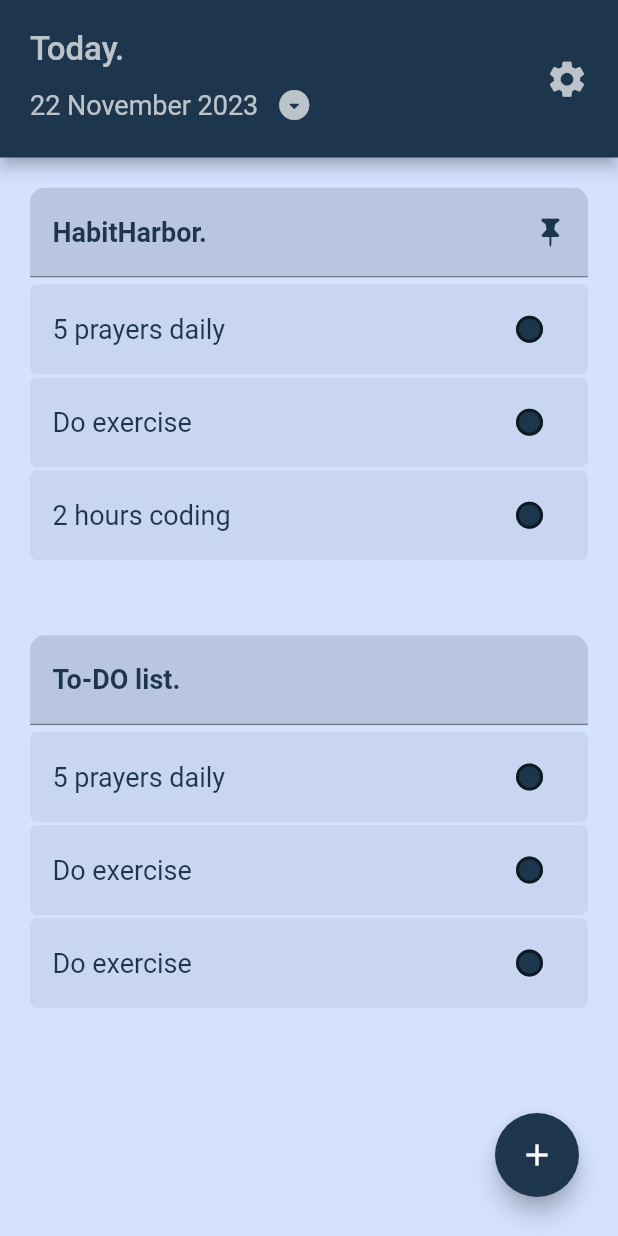
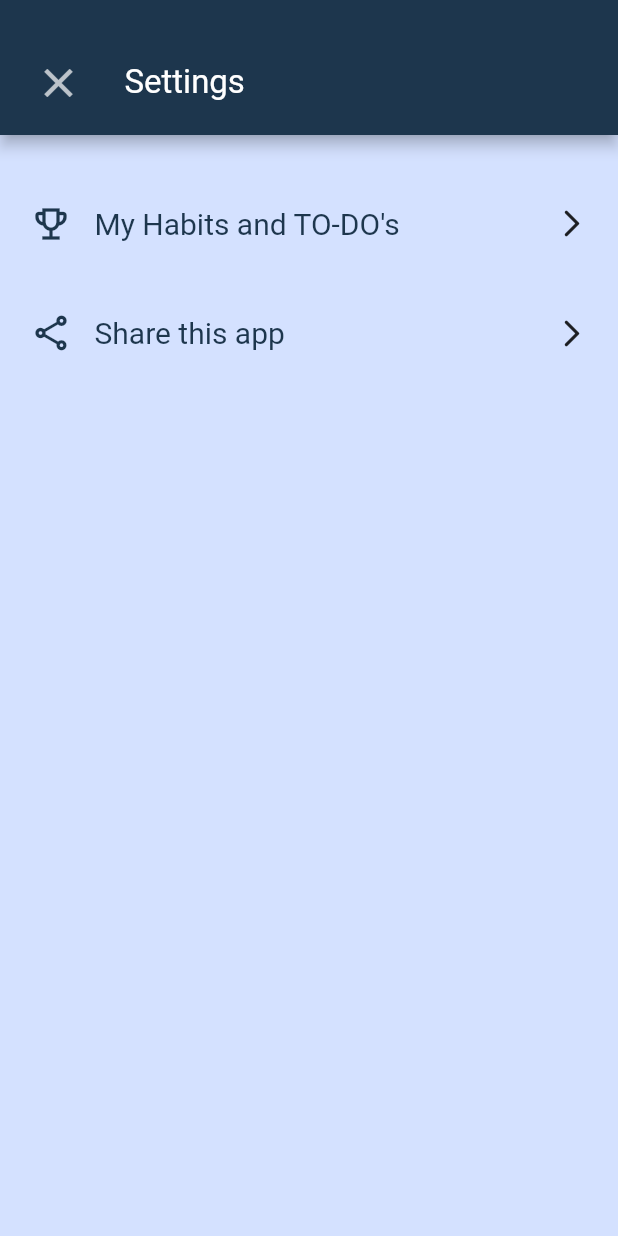
Before and after one commit to Alpha-Ronald/task_tracker-app, a Flutter app: the screen it shows after launch, after a tap on the "settings" icon, on a phone screen of 412 x 824 dp. Run offline on Flutter 3.47's test engine with Material 2 defaults, Android fonts, the phone set to English and light mode, and no system bars.

Commit message:
Settings Page

```diff
--- a/lib/buttons_and_checkboxes.dart
+++ b/lib/buttons_and_checkboxes.dart
@@ -2,8 +2,8 @@ import 'package:flutter/material.dart';
 
 import 'create_new_habit.dart';
 
-class AddNewButton extends StatelessWidget {
-  const AddNewButton({super.key});
+class HomePageAddButton extends StatelessWidget {
+  const HomePageAddButton({super.key});
 
   @override
   Widget build(BuildContext context) {
--- a/lib/create_new_habit.dart
+++ b/lib/create_new_habit.dart
@@ -15,7 +15,9 @@ class CreateNewHabit extends StatelessWidget {
       backgroundColor: Theme.of(context).colorScheme.background,
       appBar: const PreferredSize(
         preferredSize: Size.fromHeight(90), // Set the desired height
-        child: CustomAppBar2(),
+        child: CustomAppBar2(
+          title: 'Create a new habit',
+        ),
       ),
       body: const CreateNewHabitBody(),
     );
--- a/lib/custom_appbars.dart
+++ b/lib/custom_appbars.dart
@@ -1,4 +1,5 @@
 import 'package:flutter/material.dart';
+import 'package:tryout/settings_page.dart';
 
 class CustomAppBar1 extends StatelessWidget {
   const CustomAppBar1({super.key});
@@ -37,7 +38,13 @@ class CustomAppBar1 extends StatelessWidget {
         Padding(
             padding: const EdgeInsets.all(10),
             child: IconButton(
-                onPressed: () {},
+                onPressed: () {
+                  Navigator.push(
+                      context,
+                      MaterialPageRoute(
+                          builder: (context) => const Settings()));
+                },
+                splashColor: const Color(0xFF1D364D),
                 icon: const Icon(
                   Icons.settings,
                   color: Colors.white70,
@@ -49,7 +56,9 @@ class CustomAppBar1 extends StatelessWidget {
 }
 
 class CustomAppBar2 extends StatelessWidget {
-  const CustomAppBar2({super.key});
+  const CustomAppBar2({super.key, required this.title});
+
+  final String title;
 
   @override
   Widget build(BuildContext context) {
@@ -74,7 +83,7 @@ class CustomAppBar2 extends StatelessWidget {
                 Padding(
                   padding: const EdgeInsets.only(left: 20.0),
                   child: Text(
-                    'Create a new habit',
+                    title,
                     style: Theme.of(context).textTheme.headlineMedium,
                     textAlign: TextAlign.center,
                   ),
--- /dev/null
+++ b/lib/home_page.dart
@@ -0,0 +1,56 @@
+import 'package:flutter/material.dart';
+import 'package:tryout/custom_homepage_widgets.dart';
+
+import 'buttons_and_checkboxes.dart';
+import 'custom_appbars.dart';
+
+class HomePage extends StatelessWidget {
+  const HomePage({super.key});
+
+  @override
+  Widget build(BuildContext context) {
+    return Scaffold(
+        backgroundColor: Theme.of(context).colorScheme.background,
+        appBar: const PreferredSize(
+          preferredSize: Size.fromHeight(105.0), // Set the desired height
+          child: CustomAppBar1(),
+        ),
+        body: const HomePageBody(),
+        floatingActionButton: const HomePageAddButton());
+  }
+}
+
+class HomePageBody extends StatefulWidget {
+  const HomePageBody({super.key});
+
+  @override
+  State<HomePageBody> createState() => HomePageBodyState();
+}
+
+class HomePageBodyState extends State<HomePageBody> {
+  @override
+  Widget build(BuildContext context) {
+    return ListView(children: const [
+      Column(children: [
+        Column(
+          children: [
+            HabitsWidget(),
+            BuildListView1(),
+          ],
+        ),
+        SizedBox(
+          height: 30,
+        ),
+        Column(
+          children: [
+            ToDoWidget(),
+            BuildListView2(),
+          ],
+        )
+      ]),
+      SizedBox(
+        height: 60,
+      ),
+    ]);
+  }
+}
--- a/lib/home_page_1.dart
+++ /dev/null
@@ -1,37 +0,0 @@
-import 'package:flutter/material.dart';
-import 'package:tryout/custom_homepage_widgets.dart';
-
-class HomePage1 extends StatefulWidget {
-  const HomePage1({super.key});
-
-  @override
-  State<HomePage1> createState() => HomePage1State();
-}
-
-class HomePage1State extends State<HomePage1> {
-  @override
-  Widget build(BuildContext context) {
-    return ListView(children: const [
-      Column(children: [
-        Column(
-          children: [
-            HabitsWidget(),
-            BuildListView1(),
-          ],
-        ),
-        SizedBox(
-          height: 30,
-        ),
-        Column(
-          children: [
-            ToDoWidget(),
-            BuildListView2(),
-          ],
-        )
-      ]),
-      SizedBox(
-        height: 60,
-      ),
-    ]);
-  }
-}
--- a/lib/main.dart
+++ b/lib/main.dart
@@ -2,9 +2,7 @@ import 'package:flutter/material.dart';
 import 'package:provider/provider.dart';
 import 'package:tryout/provider_sm.dart';
 
-import 'buttons_and_checkboxes.dart';
-import 'custom_appbars.dart';
-import 'home_page_1.dart';
+import 'home_page.dart';
 
 void main() {
   runApp(ChangeNotifierProvider(
@@ -49,18 +47,3 @@ final ThemeData customTheme = ThemeData(
 //0xFF 1D364D
 //0xFFD2FAED
 //d2faed
-class HomePage extends StatelessWidget {
-  const HomePage({super.key});
-
-  @override
-  Widget build(BuildContext context) {
-    return Scaffold(
-        backgroundColor: Theme.of(context).colorScheme.background,
-        appBar: const PreferredSize(
-          preferredSize: Size.fromHeight(105.0), // Set the desired height
-          child: CustomAppBar1(),
-        ),
-        body: const HomePage1(),
-        floatingActionButton: const AddNewButton());
-  }
-}
--- /dev/null
+++ b/lib/settings_page.dart
@@ -0,0 +1,82 @@
+import 'package:flutter/material.dart';
+
+import 'custom_appbars.dart';
+
+class Settings extends StatelessWidget {
+  const Settings({super.key});
+
+  @override
+  Widget build(BuildContext context) {
+    return Scaffold(
+      backgroundColor: Theme.of(context).colorScheme.background,
+      appBar: const PreferredSize(
+        preferredSize: Size.fromHeight(90), // Set the desired height
+        child: CustomAppBar2(
+          title: 'Settings',
+        ),
+      ),
+      body: Column(
+        children: [
+          SettingsOptions(
+            onTap: () {},
+            option: "My Habits and TO-DO's",
+            iconData: Icons.emoji_events_outlined,
+          ),
+          SettingsOptions(
+            option: "Share this app",
+            iconData: Icons.share_outlined,
+            onTap: () {},
+          )
+        ],
+      ),
+    );
+  }
+}
+
+class SettingsOptions extends StatelessWidget {
+  const SettingsOptions(
+      {super.key, required this.option, this.onTap, required this.iconData});
+
+  final String option;
+  final IconData iconData;
+  final VoidCallback? onTap;
+
+  @override
+  Widget build(BuildContext context) {
+    return Padding(
+      padding: const EdgeInsets.only(left: 20.0, right: 20, top: 45),
+      child: Row(
+        mainAxisAlignment: MainAxisAlignment.spaceBetween,
+        children: [
+          Row(
+            children: [
+              Icon(
+                iconData,
+                size: 28,
+                color: const Color(0xFF1D364D),
+              ),
+              const SizedBox(
+                width: 15,
+              ),
+              Text(
+                option,
+                style: Theme.of(context)
+                    .textTheme
+                    .displaySmall
+                    ?.copyWith(fontSize: 20),
+              )
+            ],
+          ),
+          InkWell(
+            onTap: onTap,
+            splashColor: const Color(0xFF1D364D),
+            child: const Icon(
+              Icons.arrow_forward_ios_rounded,
+              size: 22,
+            ),
+          )
+        ],
+      ),
+    );
+  }
+}
```
Also changed, not shown: lib/home_page_body.dart (deleted, +0 -101 lines).
